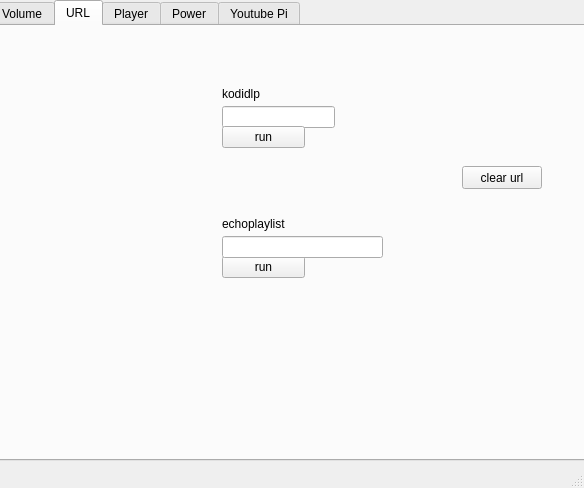
Old version of the form kodigui.ui in the repository definitly486/KodiGui.
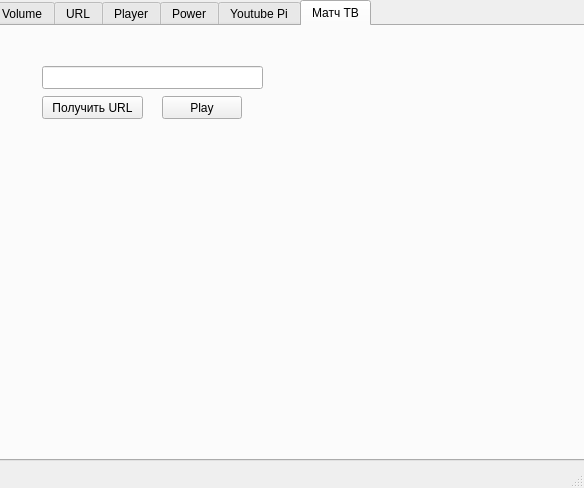
New version of the form. Icons and pictures are not drawn.

Commit message:
добавлена вкладка матч тв изменено:      .gitignore
	изменено:      kodigui.pro
	изменено:      kodigui.pro.user
	изменено:      kodigui.ui
	новый файл:    m3u8interceptor.cpp
	новый файл:    m3u8interceptor.h
	изменено:      main.cpp
	изменено:      mainwindow.cpp
	новый файл:    playerwindow.cpp
	новый файл:    playerwindow.h
	новый файл:    playerwindow.ui

The edit to the form file:
```diff
--- a/kodigui.ui
+++ b/kodigui.ui
@@ -29,7 +29,7 @@
      </rect>
     </property>
     <property name="currentIndex">
-     <number>1</number>
+     <number>5</number>
     </property>
     <widget class="QWidget" name="volume">
      <attribute name="title">
@@ -388,6 +388,47 @@
       </property>
      </widget>
     </widget>
+    <widget class="QWidget" name="MatchTV">
+     <attribute name="title">
+      <string>Матч ТВ</string>
+     </attribute>
+     <widget class="QPushButton" name="pushButton_15">
+      <property name="geometry">
+       <rect>
+        <x>50</x>
+        <y>70</y>
+        <width>101</width>
+        <height>23</height>
+       </rect>
+      </property>
+      <property name="text">
+       <string>Получить URL</string>
+      </property>
+     </widget>
+     <widget class="QLineEdit" name="lineEdit_4">
+      <property name="geometry">
+       <rect>
+        <x>50</x>
+        <y>40</y>
+        <width>221</width>
+        <height>23</height>
+       </rect>
+      </property>
+     </widget>
+     <widget class="QPushButton" name="pushButton_16">
+      <property name="geometry">
+       <rect>
+        <x>170</x>
+        <y>70</y>
+        <width>80</width>
+        <height>23</height>
+       </rect>
+      </property>
+      <property name="text">
+       <string>Play</string>
+      </property>
+     </widget>
+    </widget>
    </widget>
   </widget>
   <widget class="QMenuBar" name="menubar">
```
Left out of the diff: 2 changed lines with no effect on the pictures. The commit also changes 11 other files.
